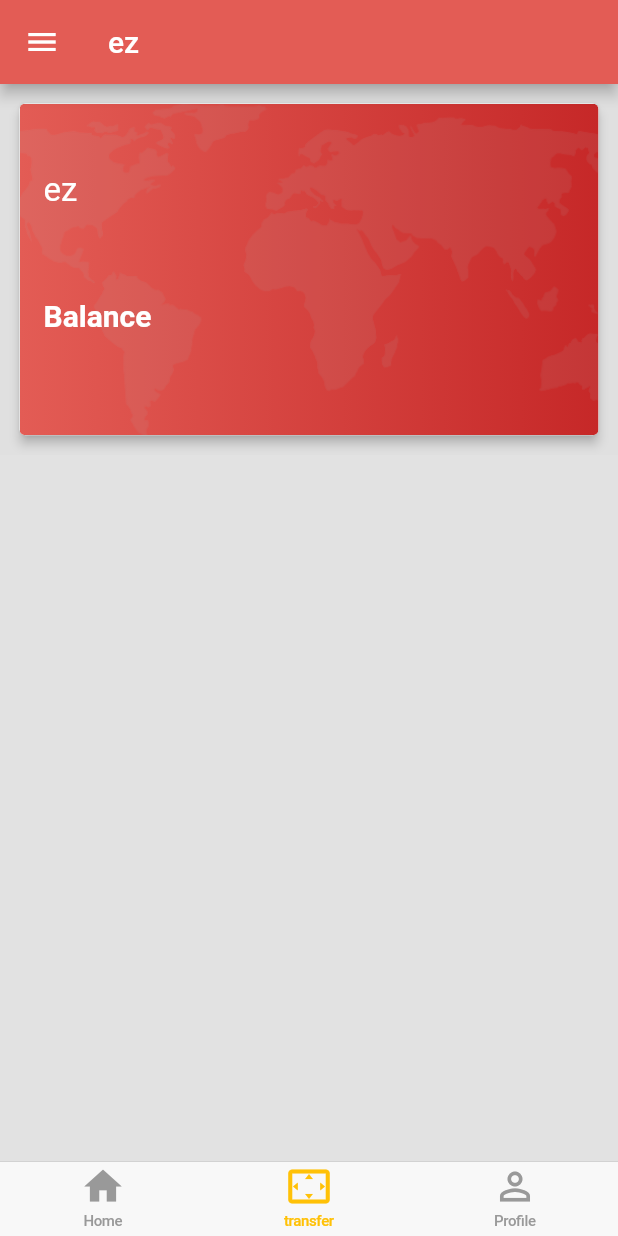
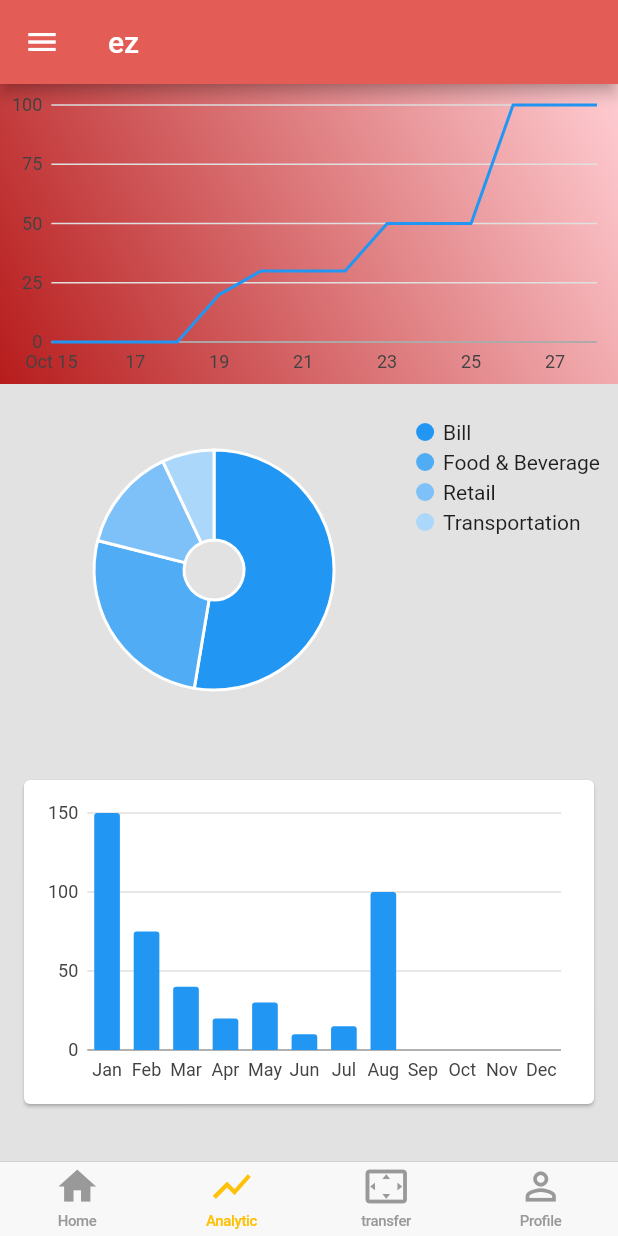
Before and after one commit to carillem-zz/obp-flutter-example, a Flutter app: the MainPage screen opened directly, item 2 of the bottom bar chosen, on a phone screen of 412 x 824 dp. Run offline on Flutter 3.47's test engine with Material 2 defaults, Android fonts, the phone set to English and light mode, and no system bars; our stand-ins replace charts_flutter, font_awesome_flutter, rxdart, simple_animations; accounts and stored records are empty; network calls fail.

Commit message:
Analytic (line chart, pie chart and bar chart)

```diff
--- a/lib/services/abstract/api_service.dart
+++ b/lib/services/abstract/api_service.dart
@@ -1,11 +1,9 @@
-import 'dart:developer';
-
-import 'package:ez/model/response/account_model.dart';
 import 'package:ez/model/response/balance_response.dart';
 import 'package:ez/model/response/login_response.dart';
 import 'package:ez/model/user_model.dart';
 import 'package:ez/services/network_service_response.dart';
 import 'package:ez/utils/constants.dart';
+
 import '../restclient.dart';
 
 class ApiService {
--- /dev/null
+++ b/lib/ui/page/analytic/analytic_page.dart
@@ -0,0 +1,135 @@
+import 'package:charts_flutter/flutter.dart' as charts;
+import 'package:ez/ui/widgets/bar_chart.dart';
+import 'package:ez/ui/widgets/donut_pie_chart.dart';
+import 'package:ez/ui/widgets/time_series_chart.dart';
+import 'package:ez/utils/constants.dart';
+import 'package:flutter/cupertino.dart';
+import 'package:flutter/material.dart';
+
+class AnalyticPage extends StatelessWidget {
+  static const String title = Constants.analytic;
+
+  @override
+  Widget build(BuildContext context) {
+    // **** Custom data *****
+    var dateNow = DateTime.now();
+    var data = [
+      BalanceHistory(dateNow, 100),
+      BalanceHistory(dateNow.add(Duration(days: -1)), 100),
+      BalanceHistory(dateNow.add(Duration(days: -2)), 100),
+      BalanceHistory(dateNow.add(Duration(days: -3)), 50),
+      BalanceHistory(dateNow.add(Duration(days: -4)), 50),
+      BalanceHistory(dateNow.add(Duration(days: -5)), 50),
+      BalanceHistory(dateNow.add(Duration(days: -6)), 30),
+      BalanceHistory(dateNow.add(Duration(days: -7)), 30),
+      BalanceHistory(dateNow.add(Duration(days: -8)), 30),
+      BalanceHistory(dateNow.add(Duration(days: -9)), 20),
+      BalanceHistory(dateNow.add(Duration(days: -10)), 0),
+      BalanceHistory(dateNow.add(Duration(days: -11)), 0),
+      BalanceHistory(dateNow.add(Duration(days: -12)), 0),
+      BalanceHistory(dateNow.add(Duration(days: -13)), 0)
+    ];
+
+    var usageData = [
+      UsageHistory("Bill", 150),
+      UsageHistory("Food & Beverage", 75),
+      UsageHistory("Retail", 40),
+      UsageHistory("Transportation", 20),
+    ];
+
+    var monthData = [
+      UsageHistory("Jan", 150),
+      UsageHistory("Feb", 75),
+      UsageHistory("Mar", 40),
+      UsageHistory("Apr", 20),
+      UsageHistory("May", 30),
+      UsageHistory("Jun", 10),
+      UsageHistory("Jul", 15),
+      UsageHistory("Aug", 100),
+      UsageHistory("Sep", 0),
+      UsageHistory("Oct", 0),
+      UsageHistory("Nov", 0),
+      UsageHistory("Dec", 0),
+    ];
+
+    var series = [
+      charts.Series(
+        domainFn: (BalanceHistory balance, _) => balance.dateTime,
+        measureFn: (BalanceHistory balance, _) => balance.balance,
+        id: Constants.balance,
+        data: data,
+      )
+    ];
+
+    var usageSeries = [
+      charts.Series(
+        domainFn: (UsageHistory usage, _) => usage.usage,
+        measureFn: (UsageHistory usage, _) => usage.amount,
+        id: "Usage",
+        data: usageData,
+      )
+    ];
+
+    var monthUsageSeries = [
+      charts.Series(
+        domainFn: (UsageHistory usage, _) => usage.usage,
+        measureFn: (UsageHistory usage, _) => usage.amount,
+        id: "Usage",
+        data: monthData,
+      )
+    ];
+
+    // **** End custom data *****
+
+    return ListView(
+      shrinkWrap: true,
+      children: <Widget>[
+        Container(
+          decoration: BoxDecoration(
+              gradient: LinearGradient(
+            begin: Alignment.bottomLeft,
+            end: Alignment.topRight,
+            colors: Constants.bgGradients,
+          )),
+          child: SizedBox(
+            height: 200.0,
+            child: TimeSeriesChart(series, animate: true),
+          ),
+        ),
+        Padding(
+          padding: EdgeInsets.fromLTRB(8, 24.0, 8, 24.0),
+          child: SizedBox(
+            height: 200.0,
+            child: DonutPieChart(usageSeries, animate: true),
+          ),
+        ),
+        Card(
+          margin: EdgeInsets.all(16.0),
+          child: Padding(
+            padding: EdgeInsets.all(8.0),
+            child: SizedBox(
+              height: 200.0,
+              child: BarChart(monthUsageSeries, animate: true),
+            ),
+          ),
+        ),
+      ],
+    );
+  }
+}
+
+// *** Custom class for data ***
+class BalanceHistory {
+  DateTime dateTime;
+  double balance;
+
+  BalanceHistory(this.dateTime, this.balance);
+}
+
+class UsageHistory {
+  String usage;
+  double amount;
+
+  UsageHistory(this.usage, this.amount);
+}
+// *** End custom class for data ***
--- a/lib/ui/page/home/home_page.dart
+++ b/lib/ui/page/home/home_page.dart
@@ -1,9 +1,10 @@
+import 'package:ez/utils/constants.dart';
 import 'package:flutter/cupertino.dart';
 
 import 'ez_card_widget.dart';
 
 class HomePage extends StatelessWidget {
-  static const String title = "Home";
+  static const String title = Constants.home;
 
   @override
   Widget build(BuildContext context) {
--- /dev/null
+++ b/lib/ui/widgets/bar_chart.dart
@@ -0,0 +1,17 @@
+import 'package:charts_flutter/flutter.dart' as charts;
+import 'package:flutter/cupertino.dart';
+
+class BarChart extends StatelessWidget {
+  final List<charts.Series> seriesList;
+  final bool animate;
+
+  BarChart(this.seriesList, {this.animate});
+
+  @override
+  Widget build(BuildContext context) {
+    return new charts.BarChart(
+      seriesList,
+      animate: animate,
+    );
+  }
+}
--- a/lib/ui/widgets/common_bottom_nav.dart
+++ b/lib/ui/widgets/common_bottom_nav.dart
@@ -1,3 +1,4 @@
+import 'package:ez/ui/page/analytic/analytic_page.dart';
 import 'package:ez/ui/page/home/home_page.dart';
 import 'package:flutter/cupertino.dart';
 import 'package:flutter/material.dart';
@@ -10,6 +11,8 @@ class CommonBottomNav extends StatelessWidget {
         items: [
           BottomNavigationBarItem(
               title: Text(HomePage.title), icon: Icon(Icons.home)),
+          BottomNavigationBarItem(
+              title: Text(AnalyticPage.title), icon: Icon(Icons.show_chart)),
           BottomNavigationBarItem(
               title: Text("transfer"), icon: Icon(Icons.settings_overscan)),
           BottomNavigationBarItem(
@@ -25,10 +28,15 @@ class CommonBottomNav extends StatelessWidget {
             );
           case 1:
             return CupertinoTabView(
+              defaultTitle: AnalyticPage.title,
+              builder: (context) => AnalyticPage(),
+            );
+          case 2:
+            return CupertinoTabView(
               defaultTitle: HomePage.title,
               builder: (context) => HomePage(),
             );
-          case 2:
+          case 3:
             return CupertinoTabView(
               defaultTitle: HomePage.title,
               builder: (context) => HomePage(),
--- /dev/null
+++ b/lib/ui/widgets/donut_pie_chart.dart
@@ -0,0 +1,27 @@
+import 'package:charts_flutter/flutter.dart' as charts;
+import 'package:flutter/cupertino.dart';
+
+class DonutPieChart extends StatelessWidget {
+  final List<charts.Series> seriesList;
+  final bool animate;
+
+  DonutPieChart(this.seriesList, {this.animate});
+
+  @override
+  Widget build(BuildContext context) {
+    return new charts.PieChart(seriesList,
+        animate: animate,
+        behaviors: [
+          new charts.DatumLegend(
+            position: charts.BehaviorPosition.end,
+            horizontalFirst: false,
+            cellPadding: new EdgeInsets.only(right: 4.0, bottom: 4.0),
+            showMeasures: true,
+            legendDefaultMeasure: charts.LegendDefaultMeasure.firstValue,
+          )
+        ],
+        // Configure the width of the pie slices to 60px. The remaining space in
+        // the chart will be left as a hole in the center.
+        defaultRenderer: new charts.ArcRendererConfig(arcWidth: 60));
+  }
+}
--- /dev/null
+++ b/lib/ui/widgets/time_series_chart.dart
@@ -0,0 +1,18 @@
+import 'package:charts_flutter/flutter.dart' as charts;
+import 'package:flutter/cupertino.dart';
+
+class TimeSeriesChart extends StatelessWidget {
+  final List<charts.Series> seriesList;
+  final bool animate;
+
+  TimeSeriesChart(this.seriesList, {this.animate});
+
+  @override
+  Widget build(BuildContext context) {
+    return new charts.TimeSeriesChart(
+      seriesList,
+      animate: animate,
+      dateTimeFactory: const charts.LocalDateTimeFactory(),
+    );
+  }
+}
--- a/lib/utils/constants.dart
+++ b/lib/utils/constants.dart
@@ -27,6 +27,10 @@ class Constants {
   //accounts
   static const String no_account = "You dont have any bank account. Please create one..";
 
+  //main
+  static const String home = "Home";
+  static const String analytic = "Analytic";
+
   //gneric
   static const String error = "Error";
   static const String success = "Success";
--- a/pubspec.yaml
+++ b/pubspec.yaml
@@ -26,6 +26,7 @@ dependencies:
   font_awesome_flutter:
   rxdart: ^0.21.0
   simple_animations: ^1.3.3
+  charts_flutter: ^0.8.1
   http: ^0.12.0+1
 
 dev_dependencies:
```
Also changed, not shown: pubspec.lock.
